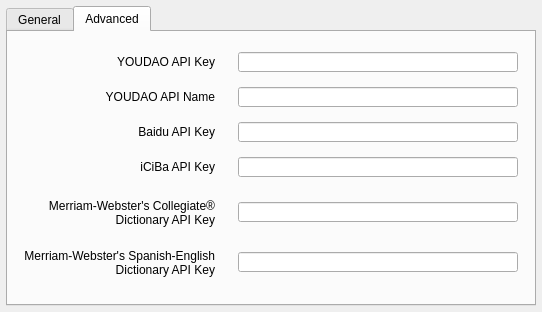
Qt form contents/ui/config.ui (librehat/kdictionary) before a commit.
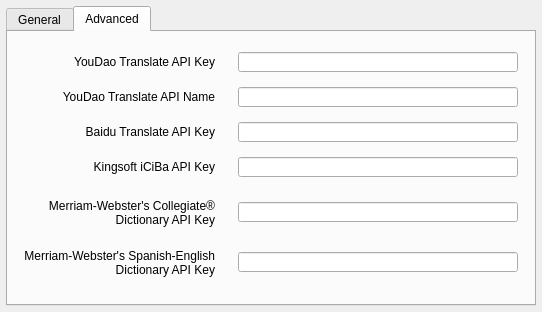
The same form after that commit. The open tabs and pages were chosen to show the change.

```diff
--- a/contents/ui/config.ui
+++ b/contents/ui/config.ui
@@ -331,7 +331,7 @@
       </rect>
      </property>
      <property name="text">
-      <string>YOUDAO API Key</string>
+      <string>YouDao Translate API Key</string>
      </property>
      <property name="alignment">
       <set>Qt::AlignRight|Qt::AlignTrailing|Qt::AlignVCenter</set>
@@ -347,7 +347,7 @@
       </rect>
      </property>
      <property name="text">
-      <string>YOUDAO API Name</string>
+      <string>YouDao Translate API Name</string>
      </property>
      <property name="alignment">
       <set>Qt::AlignRight|Qt::AlignTrailing|Qt::AlignVCenter</set>
@@ -363,7 +363,7 @@
       </rect>
      </property>
      <property name="text">
-      <string>Baidu API Key</string>
+      <string>Baidu Translate API Key</string>
      </property>
      <property name="alignment">
       <set>Qt::AlignRight|Qt::AlignTrailing|Qt::AlignVCenter</set>
@@ -379,7 +379,7 @@
       </rect>
      </property>
      <property name="text">
-      <string>iCiBa API Key</string>
+      <string>Kingsoft iCiBa API Key</string>
      </property>
      <property name="alignment">
       <set>Qt::AlignRight|Qt::AlignTrailing|Qt::AlignVCenter</set>
```
Left out of the diff: 8 changed lines with no effect on the pictures.
